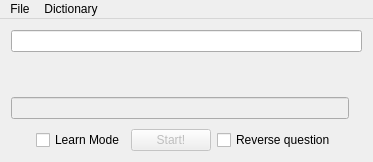
Above: mainwindow.ui from ivan-selchenkov/QWord before the change. Below: the same form after it.
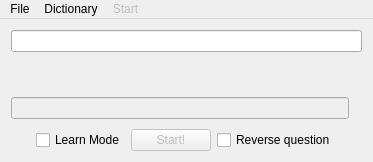
That is the form after the change. Icons and pictures are not drawn.

```diff
--- a/mainwindow.ui
+++ b/mainwindow.ui
@@ -137,8 +137,19 @@
     <addaction name="actionAdd_words"/>
     <addaction name="actionShow_Dict"/>
    </widget>
+   <widget class="QMenu" name="menuStart">
+    <property name="enabled">
+     <bool>false</bool>
+    </property>
+    <property name="title">
+     <string>Start</string>
+    </property>
+    <addaction name="actionNormal"/>
+    <addaction name="actionHidden"/>
+   </widget>
    <addaction name="menuFile"/>
    <addaction name="menuDictionary"/>
+   <addaction name="menuStart"/>
   </widget>
   <action name="actionOpen">
    <property name="icon">
```
Left out of the diff: 24 changed lines with no effect on the pictures.
